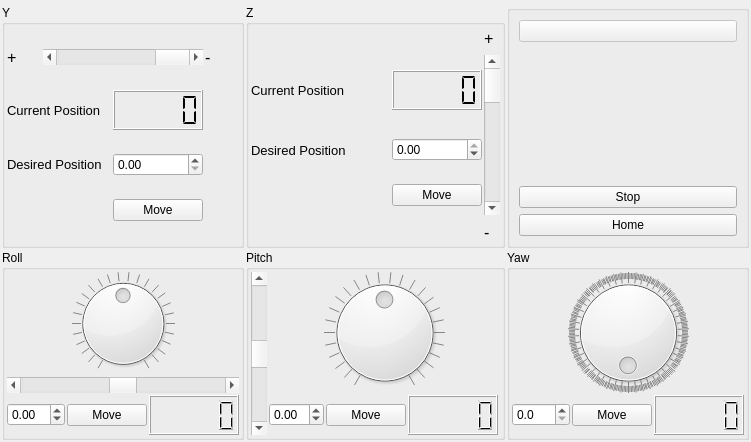
leardilap/DetLabStageControl, file pimicosMultiAxis.ui: the form before one commit.
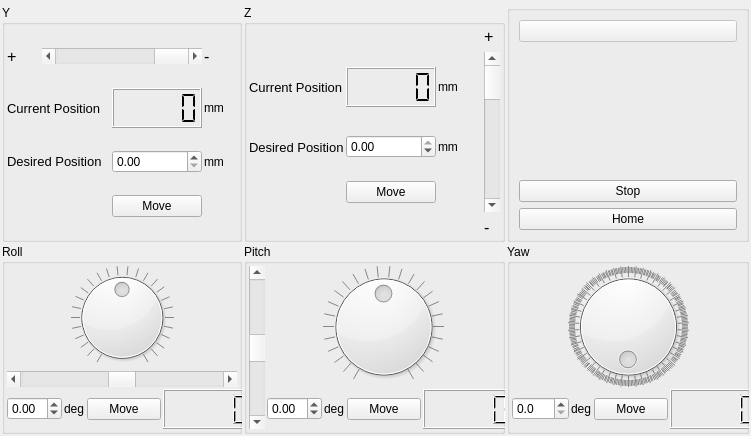
The form after the commit.

Commit message: GUI redesing, homming warning and relative movement

Diff of the .ui file:
```diff
--- a/pimicosMultiAxis.ui
+++ b/pimicosMultiAxis.ui
@@ -7,7 +7,7 @@
     <x>0</x>
     <y>0</y>
     <width>751</width>
-    <height>442</height>
+    <height>430</height>
    </rect>
   </property>
   <property name="windowTitle">
@@ -48,22 +48,13 @@
        <number>2</number>
       </property>
       <item row="2" column="2">
-       <widget class="QLCDNumber" name="CurrentPos_Yaw">
-        <property name="minimumSize">
-         <size>
-          <width>90</width>
-          <height>40</height>
-         </size>
-        </property>
-        <property name="maximumSize">
-         <size>
-          <width>90</width>
-          <height>40</height>
-         </size>
+       <widget class="QPushButton" name="Move_Yaw">
+        <property name="text">
+         <string>Move</string>
         </property>
        </widget>
       </item>
-      <item row="0" column="0" colspan="3">
+      <item row="0" column="0" colspan="4">
        <widget class="QDial" name="Dial_Yaw">
         <property name="sizePolicy">
          <sizepolicy hsizetype="Preferred" vsizetype="Preferred">
@@ -115,13 +106,6 @@
         </property>
        </widget>
       </item>
-      <item row="2" column="1">
-       <widget class="QPushButton" name="Move_Yaw">
-        <property name="text">
-         <string>Move</string>
-        </property>
-       </widget>
-      </item>
       <item row="2" column="0">
        <widget class="QDoubleSpinBox" name="DesirePos_Yaw">
         <property name="decimals">
@@ -130,6 +114,32 @@
         <property name="maximum">
          <double>359.899999999999977</double>
         </property>
+        <property name="singleStep">
+         <double>0.100000000000000</double>
+        </property>
+       </widget>
+      </item>
+      <item row="2" column="3">
+       <widget class="QLCDNumber" name="CurrentPos_Yaw">
+        <property name="minimumSize">
+         <size>
+          <width>90</width>
+          <height>40</height>
+         </size>
+        </property>
+        <property name="maximumSize">
+         <size>
+          <width>90</width>
+          <height>40</height>
+         </size>
+        </property>
+       </widget>
+      </item>
+      <item row="2" column="1">
+       <widget class="QLabel" name="label_7">
+        <property name="text">
+         <string>deg</string>
+        </property>
        </widget>
       </item>
      </layout>
@@ -175,62 +185,26 @@
         </property>
        </widget>
       </item>
-      <item row="2" column="2">
+      <item row="2" column="3">
        <widget class="QPushButton" name="Move_Pitch">
         <property name="text">
          <string>Move</string>
         </property>
        </widget>
       </item>
-      <item row="0" column="1" rowspan="2" colspan="4">
-       <widget class="QDial" name="Dial_Pitch">
-        <property name="sizePolicy">
-         <sizepolicy hsizetype="Preferred" vsizetype="Preferred">
-          <horstretch>0</horstretch>
-          <verstretch>0</verstretch>
-         </sizepolicy>
-        </property>
+      <item row="2" column="4">
+       <widget class="QLCDNumber" name="CurrentPos_Pitch">
         <property name="minimumSize">
          <size>
-          <width>100</width>
-          <height>100</height>
+          <width>90</width>
+          <height>40</height>
          </size>
         </property>
-        <property name="minimum">
-         <number>-50</number>
-        </property>
-        <property name="maximum">
-         <number>50</number>
-        </property>
-        <property name="pageStep">
-         <number>1</number>
-        </property>
-        <property name="value">
-         <number>0</number>
-        </property>
-        <property name="sliderPosition">
-         <number>0</number>
-        </property>
-        <property name="tracking">
-         <bool>false</bool>
-        </property>
-        <property name="orientation">
-         <enum>Qt::Horizontal</enum>
-        </property>
-        <property name="invertedAppearance">
-         <bool>false</bool>
-        </property>
-        <property name="invertedControls">
-         <bool>false</bool>
-        </property>
-        <property name="wrapping">
-         <bool>false</bool>
-        </property>
-        <property name="notchTarget">
-         <double>3.700000000000000</double>
-        </property>
-        <property name="notchesVisible">
-         <bool>true</bool>
+        <property name="maximumSize">
+         <size>
+          <width>90</width>
+          <height>40</height>
+         </size>
         </property>
        </widget>
       </item>
@@ -265,19 +239,62 @@
         </property>
        </widget>
       </item>
-      <item row="2" column="3">
-       <widget class="QLCDNumber" name="CurrentPos_Pitch">
+      <item row="0" column="1" rowspan="2" colspan="5">
+       <widget class="QDial" name="Dial_Pitch">
+        <property name="sizePolicy">
+         <sizepolicy hsizetype="Preferred" vsizetype="Preferred">
+          <horstretch>0</horstretch>
+          <verstretch>0</verstretch>
+         </sizepolicy>
+        </property>
         <property name="minimumSize">
          <size>
-          <width>90</width>
-          <height>40</height>
+          <width>100</width>
+          <height>100</height>
          </size>
         </property>
-        <property name="maximumSize">
-         <size>
-          <width>90</width>
-          <height>40</height>
-         </size>
+        <property name="minimum">
+         <number>-50</number>
+        </property>
+        <property name="maximum">
+         <number>50</number>
+        </property>
+        <property name="pageStep">
+         <number>1</number>
+        </property>
+        <property name="value">
+         <number>0</number>
+        </property>
+        <property name="sliderPosition">
+         <number>0</number>
+        </property>
+        <property name="tracking">
+         <bool>false</bool>
+        </property>
+        <property name="orientation">
+         <enum>Qt::Horizontal</enum>
+        </property>
+        <property name="invertedAppearance">
+         <bool>false</bool>
+        </property>
+        <property name="invertedControls">
+         <bool>false</bool>
+        </property>
+        <property name="wrapping">
+         <bool>false</bool>
+        </property>
+        <property name="notchTarget">
+         <double>3.700000000000000</double>
+        </property>
+        <property name="notchesVisible">
+         <bool>true</bool>
+        </property>
+       </widget>
+      </item>
+      <item row="2" column="2">
+       <widget class="QLabel" name="label_6">
+        <property name="text">
+         <string>deg</string>
         </property>
        </widget>
       </item>
@@ -302,6 +319,44 @@
       <property name="spacing">
        <number>2</number>
       </property>
+      <item row="6" column="2">
+       <widget class="QPushButton" name="Move_Roll">
+        <property name="text">
+         <string>Move</string>
+        </property>
+       </widget>
+      </item>
+      <item row="4" column="0" colspan="4">
+       <widget class="QScrollBar" name="Scroll_Roll">
+        <property name="minimumSize">
+         <size>
+          <width>100</width>
+          <height>16</height>
+         </size>
+        </property>
+        <property name="minimum">
+         <number>-50</number>
+        </property>
+        <property name="maximum">
+         <number>50</number>
+        </property>
+        <property name="pageStep">
+         <number>1</number>
+        </property>
+        <property name="tracking">
+         <bool>false</bool>
+        </property>
+        <property name="orientation">
+         <enum>Qt::Horizontal</enum>
+        </property>
+        <property name="invertedAppearance">
+         <bool>false</bool>
+        </property>
+        <property name="invertedControls">
+         <bool>false</bool>
+        </property>
+       </widget>
+      </item>
       <item row="6" column="0">
        <widget class="QDoubleSpinBox" name="DesirePos_Roll">
         <property name="minimumSize">
@@ -324,38 +379,7 @@
         </property>
        </widget>
       </item>
-      <item row="4" column="0" colspan="3">
-       <widget class="QScrollBar" name="Scroll_Roll">
-        <property name="minimumSize">
-         <size>
-          <width>100</width>
-          <height>16</height>
-         </size>
-        </property>
-        <property name="minimum">
-         <number>-50</number>
-        </property>
-        <property name="maximum">
-         <number>50</number>
-        </property>
-        <property name="pageStep">
-         <number>1</number>
-        </property>
-        <property name="tracking">
-         <bool>false</bool>
-        </property>
-        <property name="orientation">
-         <enum>Qt::Horizontal</enum>
-        </property>
-        <property name="invertedAppearance">
-         <bool>false</bool>
-        </property>
-        <property name="invertedControls">
-         <bool>false</bool>
-        </property>
-       </widget>
-      </item>
-      <item row="6" column="2">
+      <item row="6" column="3">
        <widget class="QLCDNumber" name="CurrentPos_Roll">
         <property name="minimumSize">
          <size>
@@ -371,7 +395,7 @@
         </property>
        </widget>
       </item>
-      <item row="0" column="0" rowspan="4" colspan="3">
+      <item row="0" column="0" rowspan="4" colspan="4">
        <widget class="QDial" name="Dial_Roll">
         <property name="sizePolicy">
          <sizepolicy hsizetype="Preferred" vsizetype="Preferred">
@@ -427,9 +451,9 @@
        </widget>
       </item>
       <item row="6" column="1">
-       <widget class="QPushButton" name="Move_Roll">
+       <widget class="QLabel" name="label_5">
         <property name="text">
-         <string>Move</string>
+         <string>deg</string>
         </property>
        </widget>
       </item>
@@ -448,7 +472,39 @@
       <property name="margin">
        <number>2</number>
       </property>
-      <item row="1" column="2" rowspan="3">
+      <item row="0" column="3">
+       <widget class="QLabel" name="Plus_Z">
+        <property name="font">
+         <font>
+          <pointsize>12</pointsize>
+         </font>
+        </property>
+        <property name="text">
+         <string>+</string>
+        </property>
+       </widget>
+      </item>
+      <item row="2" column="1">
+       <widget class="QDoubleSpinBox" name="DesirePos_Z">
+        <property name="keyboardTracking">
+         <bool>false</bool>
+        </property>
+        <property name="minimum">
+         <double>-30.000000000000000</double>
+        </property>
+        <property name="maximum">
+         <double>0.000000000000000</double>
+        </property>
+       </widget>
+      </item>
+      <item row="3" column="1">
+       <widget class="QPushButton" name="Move_Z">
+        <property name="text">
+         <string>Move</string>
+        </property>
+       </widget>
+      </item>
+      <item row="1" column="3" rowspan="3">
        <widget class="QScrollBar" name="Scroll_Z">
         <property name="minimumSize">
          <size>
@@ -494,68 +550,6 @@
         </property>
        </widget>
       </item>
-      <item row="1" column="0">
-       <widget class="QLabel" name="CurPos_Z">
-        <property name="font">
-         <font>
-          <pointsize>10</pointsize>
-         </font>
-        </property>
-        <property name="acceptDrops">
-         <bool>false</bool>
-        </property>
-        <property name="text">
-         <string>Current Position</string>
-        </property>
-        <property name="wordWrap">
-         <bool>false</bool>
-        </property>
-       </widget>
-      </item>
-      <item row="3" column="1">
-       <widget class="QPushButton" name="Move_Z">
-        <property name="text">
-         <string>Move</string>
-        </property>
-       </widget>
-      </item>
-      <item row="2" column="1">
-       <widget class="QDoubleSpinBox" name="DesirePos_Z">
-        <property name="keyboardTracking">
-         <bool>false</bool>
-        </property>
-        <property name="minimum">
-         <double>-30.000000000000000</double>
-        </property>
-        <property name="maximum">
-         <double>0.000000000000000</double>
-        </property>
-       </widget>
-      </item>
-      <item row="0" column="2">
-       <widget class="QLabel" name="Plus_Z">
-        <property name="font">
-         <font>
-          <pointsize>12</pointsize>
-         </font>
-        </property>
-        <property name="text">
-         <string>+</string>
-        </property>
-       </widget>
-      </item>
-      <item row="4" column="2">
-       <widget class="QLabel" name="Minus_Z">
-        <property name="font">
-         <font>
-          <pointsize>12</pointsize>
-         </font>
-        </property>
-        <property name="text">
-         <string>-</string>
-        </property>
-       </widget>
-      </item>
       <item row="1" column="1">
        <widget class="QLCDNumber" name="CurrentPos_Z">
         <property name="minimumSize">
@@ -592,6 +586,50 @@
         </property>
        </widget>
       </item>
+      <item row="4" column="3">
+       <widget class="QLabel" name="Minus_Z">
+        <property name="font">
+         <font>
+          <pointsize>12</pointsize>
+         </font>
+        </property>
+        <property name="text">
+         <string>-</string>
+        </property>
+       </widget>
+      </item>
+      <item row="1" column="0">
+       <widget class="QLabel" name="CurPos_Z">
+        <property name="font">
+         <font>
+          <pointsize>10</pointsize>
+         </font>
+        </property>
+        <property name="acceptDrops">
+         <bool>false</bool>
+        </property>
+        <property name="text">
+         <string>Current Position</string>
+        </property>
+        <property name="wordWrap">
+         <bool>false</bool>
+        </property>
+       </widget>
+      </item>
+      <item row="1" column="2">
+       <widget class="QLabel" name="label_3">
+        <property name="text">
+         <string>mm</string>
+        </property>
+       </widget>
+      </item>
+      <item row="2" column="2">
+       <widget class="QLabel" name="label_4">
+        <property name="text">
+         <string>mm</string>
+        </property>
+       </widget>
+      </item>
      </layout>
     </widget>
    </item>
@@ -760,6 +798,20 @@
         </property>
        </widget>
       </item>
+      <item row="2" column="3">
+       <widget class="QLabel" name="label">
+        <property name="text">
+         <string>mm</string>
+        </property>
+       </widget>
+      </item>
+      <item row="1" column="3">
+       <widget class="QLabel" name="label_2">
+        <property name="text">
+         <string>mm</string>
+        </property>
+       </widget>
+      </item>
      </layout>
     </widget>
    </item>
```
Left out of the diff: 4 changed lines with no effect on the pictures. The commit also changes 4 other files.
